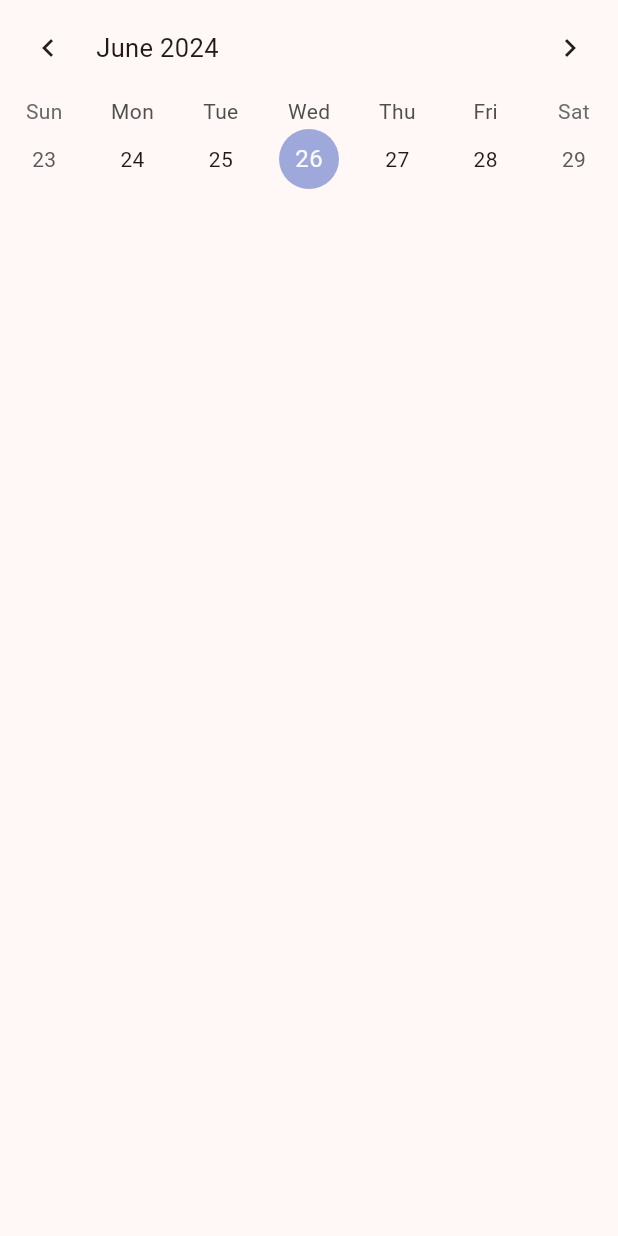
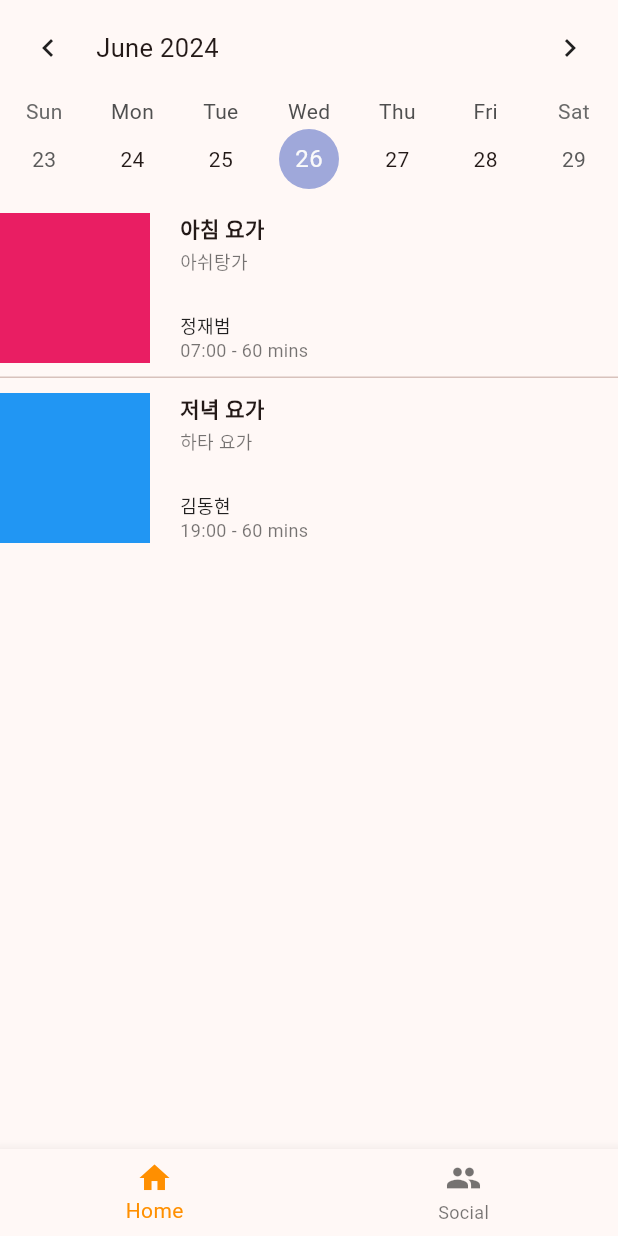
Before and after one commit to yogafit-labs/yogafit-flutter, a Flutter app: the screen it shows after launch, on a phone screen of 412 x 824 dp. Run offline on Flutter 3.47's test engine with Material 3 defaults, Android fonts, the phone set to English and light mode, and no system bars; drawn by our look-alikes of table_calendar.

Commit message:
Feature/reservation page (#4)
* Remove import_sorter

* Create a ListView and a BottomNavigationBar

* Hide calendar button

```diff
--- a/lib/reservation_page/reservation_page.dart
+++ b/lib/reservation_page/reservation_page.dart
@@ -1,6 +1,7 @@
-import 'package:table_calendar/table_calendar.dart';
 import 'package:flutter/material.dart';
-import 'package:yogafit/reservation_page/widgets/calendar.dart';
+
+import 'widgets/calendar.dart';
+import 'widgets/lecture_list.dart';
 
 class ReservationPage extends StatefulWidget {
   const ReservationPage({super.key});
@@ -10,39 +11,53 @@ class ReservationPage extends StatefulWidget {
 }
 
 class _ReservationPageState extends State<ReservationPage> {
-  CalendarFormat _calendarFormat = CalendarFormat.week;
-  DateTime _focusedDay = DateTime.now();
-  DateTime? _selectedDay;
-
   @override
   Widget build(BuildContext context) {
     return Scaffold(
       appBar: AppBar(toolbarHeight: 0),
-      body: Column(
+      body: const Column(
         children: [
-          buildTableCalendar(
-            calendarFormat: _calendarFormat,
-            focusedDay: _focusedDay,
-            selectedDay: _selectedDay,
-            onDaySelected: (selectedDay, focusedDay) {
-              setState(() {
-                _selectedDay = selectedDay;
-                _focusedDay = focusedDay;
-              });
-            },
-            onFormatChanged: (format) {
-              setState(() {
-                _calendarFormat = format;
-              });
-            },
-            onPageChanged: (focusedDay) {
-              setState(() {
-                _focusedDay = focusedDay;
-              });
-            },
-          ),
+          Calendar(),
+          LectureList(),
         ],
       ),
+      bottomNavigationBar: const _BottomNavigationBar(),
     );
   }
 }
+
+class _BottomNavigationBar extends StatefulWidget {
+  const _BottomNavigationBar();
+
+  @override
+  createState() => _BottomNavigationBarState();
+}
+
+class _BottomNavigationBarState extends State<_BottomNavigationBar> {
+  int _currentIndex = 0;
+
+  @override
+  Widget build(BuildContext context) {
+    return BottomNavigationBar(
+      items: const <BottomNavigationBarItem>[
+        BottomNavigationBarItem(
+          icon: Icon(Icons.home),
+          label: 'Home',
+        ),
+        BottomNavigationBarItem(
+          icon: Icon(Icons.people),
+          label: 'Social',
+        ),
+      ],
+      currentIndex: _currentIndex,
+      selectedItemColor: Colors.amber[800],
+      onTap: _onTab,
+    );
+  }
+
+  void _onTab(int index) {
+    setState(() {
+      _currentIndex = index;
+    });
+  }
+}
--- a/lib/reservation_page/widgets/calendar.dart
+++ b/lib/reservation_page/widgets/calendar.dart
@@ -1,25 +1,45 @@
 import 'package:flutter/material.dart';
 import 'package:table_calendar/table_calendar.dart';
 
-Widget buildTableCalendar({
-  required CalendarFormat calendarFormat,
-  required DateTime focusedDay,
-  DateTime? selectedDay,
-  required Function(DateTime, DateTime) onDaySelected,
-  required Function(CalendarFormat) onFormatChanged,
-  required Function(DateTime) onPageChanged,
-}) {
+class Calendar extends StatefulWidget {
+  const Calendar({super.key});
+
+  @override
+  CalendarState createState() => CalendarState();
+}
+
+class CalendarState extends State<Calendar> {
+  CalendarFormat _calendarFormat = CalendarFormat.week;
+  DateTime _focusedDay = DateTime.now();
+  DateTime? _selectedDay;
+
+  @override
+  Widget build(BuildContext context) {
     return TableCalendar(
       firstDay: DateTime.utc(2010, 10, 16),
       lastDay: DateTime.utc(2030, 3, 14),
-    focusedDay: focusedDay,
-    calendarFormat: calendarFormat,
-    selectedDayPredicate: (day) => isSameDay(selectedDay, day),
-    onDaySelected: onDaySelected,
-    onFormatChanged: onFormatChanged,
-    onPageChanged: onPageChanged,
+      calendarFormat: _calendarFormat,
+      focusedDay: _focusedDay,
+      selectedDayPredicate: (day) => isSameDay(_selectedDay, day),
+      onDaySelected: (selectedDay, focusedDay) {
+        setState(() {
+          _selectedDay = selectedDay;
+          _focusedDay = focusedDay;
+        });
+      },
+      onFormatChanged: (format) {
+        setState(() {
+          _calendarFormat = format;
+        });
+      },
+      onPageChanged: (focusedDay) {
+        setState(() {
+          _focusedDay = focusedDay;
+        });
+      },
       headerStyle: const HeaderStyle(
         formatButtonVisible: false,
       ),
     );
   }
+}
--- /dev/null
+++ b/lib/reservation_page/widgets/lecture_list.dart
@@ -0,0 +1,37 @@
+import 'package:flutter/material.dart';
+
+import 'lecture_list_item.dart';
+
+class LectureList extends StatelessWidget {
+  const LectureList({super.key});
+
+  @override
+  Widget build(BuildContext context) {
+    return ListView(
+      shrinkWrap: true,
+      children: <Widget>[
+        LectureListItem(
+          thumbnail: Container(
+            decoration: const BoxDecoration(color: Colors.pink),
+          ),
+          title: '아침 요가',
+          subtitle: '아쉬탕가',
+          teacher: '정재범',
+          time: '07:00',
+          duration: '60 mins',
+        ),
+        const Divider(height: 0),
+        LectureListItem(
+          thumbnail: Container(
+            decoration: const BoxDecoration(color: Colors.blue),
+          ),
+          title: '저녁 요가',
+          subtitle: '하타 요가',
+          teacher: '김동현',
+          time: '19:00',
+          duration: '60 mins',
+        ),
+      ],
+    );
+  }
+}
--- /dev/null
+++ b/lib/reservation_page/widgets/lecture_list_item.dart
@@ -0,0 +1,110 @@
+import 'package:flutter/material.dart';
+
+class LectureListItem extends StatelessWidget {
+  const LectureListItem({
+    super.key,
+    required this.thumbnail,
+    required this.title,
+    required this.subtitle,
+    required this.teacher,
+    required this.time,
+    required this.duration,
+  });
+
+  final Widget thumbnail;
+  final String title;
+  final String subtitle;
+  final String teacher;
+  final String time;
+  final String duration;
+
+  @override
+  Widget build(BuildContext context) {
+    return Padding(
+      padding: const EdgeInsets.symmetric(vertical: 10.0),
+      child: SizedBox(
+        height: 100,
+        child: Row(
+          crossAxisAlignment: CrossAxisAlignment.start,
+          children: <Widget>[
+            AspectRatio(
+              aspectRatio: 1.0,
+              child: thumbnail,
+            ),
+            Expanded(
+              child: Padding(
+                padding: const EdgeInsets.fromLTRB(20.0, 0.0, 2.0, 0.0),
+                child: _ArticleDescription(
+                  title: title,
+                  subtitle: subtitle,
+                  author: teacher,
+                  publishDate: time,
+                  readDuration: duration,
+                ),
+              ),
+            ),
+          ],
+        ),
+      ),
+    );
+  }
+}
+
+class _ArticleDescription extends StatelessWidget {
+  const _ArticleDescription({
+    required this.title,
+    required this.subtitle,
+    required this.author,
+    required this.publishDate,
+    required this.readDuration,
+  });
+
+  final String title;
+  final String subtitle;
+  final String author;
+  final String publishDate;
+  final String readDuration;
+
+  @override
+  Widget build(BuildContext context) {
+    return Column(
+      crossAxisAlignment: CrossAxisAlignment.start,
+      children: <Widget>[
+        Text(
+          title,
+          maxLines: 2,
+          overflow: TextOverflow.ellipsis,
+          style: const TextStyle(
+            fontWeight: FontWeight.bold,
+          ),
+        ),
+        const Padding(padding: EdgeInsets.only(bottom: 2.0)),
+        Expanded(
+          child: Text(
+            subtitle,
+            maxLines: 2,
+            overflow: TextOverflow.ellipsis,
+            style: const TextStyle(
+              fontSize: 12.0,
+              color: Colors.black54,
+            ),
+          ),
+        ),
+        Text(
+          author,
+          style: const TextStyle(
+            fontSize: 12.0,
+            color: Colors.black87,
+          ),
+        ),
+        Text(
+          '$publishDate - $readDuration',
+          style: const TextStyle(
+            fontSize: 12.0,
+            color: Colors.black54,
+          ),
+        ),
+      ],
+    );
+  }
+}
--- a/pubspec.yaml
+++ b/pubspec.yaml
@@ -11,14 +11,12 @@ environment:
 dependencies:
   flutter:
     sdk: flutter
+  provider: ^6.0.0
   table_calendar: ^3.1.2
-  provider: ^6.0.0
-  import_sorter: ^4.6.0
 
 dev_dependencies:
   flutter_test:
     sdk: flutter
-
   flutter_lints: ^3.0.0
 
 flutter:
```
Also changed, not shown: pubspec.lock. Lines whose indentation alone changed are shown as unchanged.
